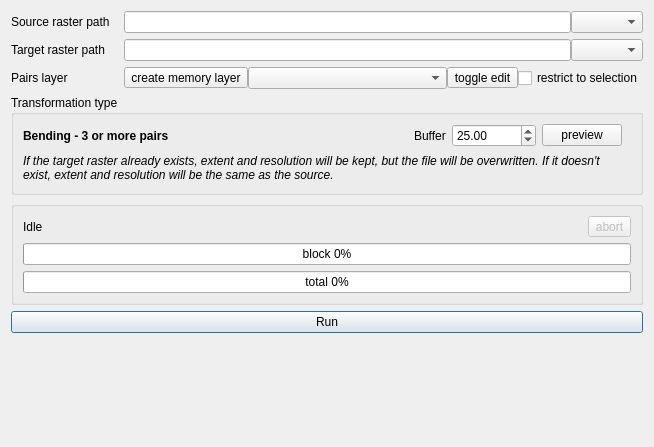
The window that ui_main.ui (olivierdalang/RasterBender) describes before a commit, drawn with Qt 5.
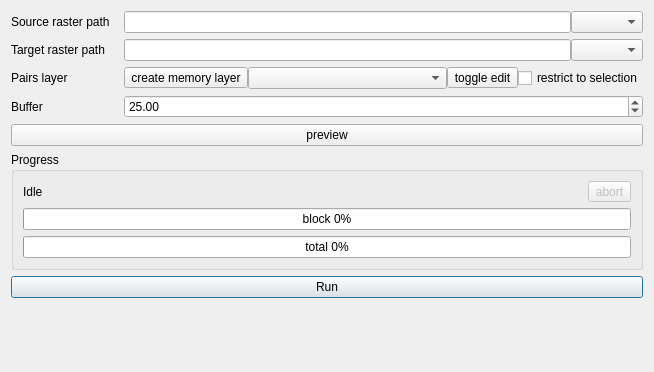
The same window after the commit. The open tabs and pages were chosen to show the change. Icons and pictures are not drawn.

Commit message: remove transform type stuff and (keep only bendingtransform)

Diff of the .ui file:
```diff
--- a/ui_main.ui
+++ b/ui_main.ui
@@ -7,7 +7,7 @@
     <x>0</x>
     <y>0</y>
     <width>654</width>
-    <height>447</height>
+    <height>372</height>
    </rect>
   </property>
   <property name="sizePolicy">
@@ -147,140 +147,7 @@
      </item>
     </layout>
    </item>
-   <item row="4" column="0" colspan="2">
-    <widget class="QGroupBox" name="groupBox_2">
-     <property name="sizePolicy">
-      <sizepolicy hsizetype="Preferred" vsizetype="MinimumExpanding">
-       <horstretch>0</horstretch>
-       <verstretch>0</verstretch>
-      </sizepolicy>
-     </property>
-     <property name="minimumSize">
-      <size>
-       <width>0</width>
-       <height>100</height>
-      </size>
-     </property>
-     <property name="title">
-      <string>Transformation type</string>
-     </property>
-     <layout class="QHBoxLayout" name="horizontalLayout_4">
-      <item>
-       <widget class="QStackedWidget" name="stackedWidget">
-        <property name="currentIndex">
-         <number>2</number>
-        </property>
-        <widget class="QWidget" name="page_0">
-         <layout class="QHBoxLayout" name="horizontalLayout_7">
-          <property name="margin">
-           <number>0</number>
-          </property>
-          <item>
-           <widget class="QLabel" name="label_8">
-            <property name="font">
-             <font>
-              <weight>75</weight>
-              <bold>true</bold>
-             </font>
-            </property>
-            <property name="text">
-             <string>Invalid. Please define pairs by creating lines in the pairs layers (and select some of them if working on selection only).</string>
-            </property>
-            <property name="textFormat">
-             <enum>Qt::AutoText</enum>
-            </property>
-            <property name="wordWrap">
-             <bool>true</bool>
-            </property>
-           </widget>
-          </item>
-         </layout>
-        </widget>
-        <widget class="QWidget" name="page_1">
-         <layout class="QHBoxLayout" name="horizontalLayout_6">
-          <property name="margin">
-           <number>0</number>
-          </property>
-          <item>
-           <widget class="QLabel" name="label_6">
-            <property name="font">
-             <font>
-              <weight>75</weight>
-              <bold>true</bold>
-             </font>
-            </property>
-            <property name="text">
-             <string>Translation (creates a world file) - exactly 1 pair.</string>
-            </property>
-            <property name="wordWrap">
-             <bool>true</bool>
-            </property>
-           </widget>
-          </item>
-         </layout>
-        </widget>
-        <widget class="QWidget" name="page_2">
-         <layout class="QHBoxLayout" name="horizontalLayout_5">
-          <property name="margin">
-           <number>0</number>
-          </property>
-          <item>
-           <widget class="QLabel" name="label_7">
-            <property name="font">
-             <font>
-              <weight>75</weight>
-              <bold>true</bold>
-             </font>
-            </property>
-            <property name="text">
-             <string>Linear (creates a world file) - exactly 2 pairs</string>
-            </property>
-           </widget>
-          </item>
-         </layout>
-        </widget>
-        <widget class="QWidget" name="page_3">
-         <layout class="QHBoxLayout" name="horizontalLayout_9">
-          <property name="leftMargin">
-           <number>0</number>
-          </property>
-          <property name="topMargin">
-           <number>0</number>
-          </property>
-          <property name="bottomMargin">
-           <number>0</number>
-          </property>
-          <item>
-           <layout class="QVBoxLayout" name="verticalLayout_2">
-            <item>
-             <layout class="QHBoxLayout" name="horizontalLayout">
-              <item>
-               <widget class="QLabel" name="label_9">
-                <property name="font">
-                 <font>
-                  <weight>75</weight>
-                  <bold>true</bold>
-                 </font>
-                </property>
-                <property name="text">
-                 <string>Bending - 3 or more pairs</string>
-                </property>
-               </widget>
-              </item>
-              <item>
-               <spacer name="horizontalSpacer">
-                <property name="orientation">
-                 <enum>Qt::Horizontal</enum>
-                </property>
-                <property name="sizeHint" stdset="0">
-                 <size>
-                  <width>148</width>
-                  <height>20</height>
-                 </size>
-                </property>
-               </spacer>
-              </item>
-              <item>
+   <item row="4" column="0">
                <widget class="QLabel" name="label_3">
                 <property name="enabled">
                  <bool>true</bool>
@@ -299,7 +166,7 @@
                 </property>
                </widget>
               </item>
-              <item>
+   <item row="4" column="1">
                <widget class="QDoubleSpinBox" name="bufferSpinBox">
                 <property name="enabled">
                  <bool>true</bool>
@@ -318,7 +185,7 @@
                 </property>
                </widget>
               </item>
-              <item>
+   <item row="5" column="0" colspan="2">
                <widget class="QPushButton" name="previewButton">
                 <property name="enabled">
                  <bool>true</bool>
@@ -328,34 +195,10 @@
                 </property>
                </widget>
               </item>
-             </layout>
-            </item>
-            <item>
-             <widget class="QLabel" name="label_4">
-              <property name="styleSheet">
-               <string notr="true">font-style: italic;</string>
-              </property>
-              <property name="text">
-               <string>If the target raster already exists, extent and resolution will be kept, but the file will be overwritten. If it doesn't exist, extent and resolution will be the same as the source.</string>
-              </property>
-              <property name="wordWrap">
-               <bool>true</bool>
-              </property>
-             </widget>
-            </item>
-           </layout>
-          </item>
-         </layout>
-        </widget>
-       </widget>
-      </item>
-     </layout>
-    </widget>
-   </item>
-   <item row="6" column="0" colspan="2">
+   <item row="7" column="0" colspan="2">
     <widget class="QGroupBox" name="groupBox">
      <property name="title">
-      <string/>
+      <string>Progress</string>
      </property>
      <layout class="QVBoxLayout" name="verticalLayout">
       <item>
@@ -408,20 +251,7 @@
      </layout>
     </widget>
    </item>
-   <item row="8" column="0">
-    <spacer name="verticalSpacer">
-     <property name="orientation">
-      <enum>Qt::Vertical</enum>
-     </property>
-     <property name="sizeHint" stdset="0">
-      <size>
-       <width>0</width>
-       <height>0</height>
-      </size>
-     </property>
-    </spacer>
-   </item>
-   <item row="7" column="0" colspan="2">
+   <item row="8" column="0" colspan="2">
     <widget class="QPushButton" name="runButton">
      <property name="text">
       <string>Run</string>
@@ -431,6 +261,32 @@
      </property>
     </widget>
    </item>
+   <item row="10" column="0">
+    <spacer name="verticalSpacer">
+     <property name="orientation">
+      <enum>Qt::Vertical</enum>
+     </property>
+     <property name="sizeHint" stdset="0">
+      <size>
+       <width>0</width>
+       <height>0</height>
+      </size>
+     </property>
+    </spacer>
+   </item>
+   <item row="9" column="0" colspan="2">
+    <spacer name="verticalSpacer_2">
+     <property name="orientation">
+      <enum>Qt::Vertical</enum>
+     </property>
+     <property name="sizeHint" stdset="0">
+      <size>
+       <width>20</width>
+       <height>40</height>
+      </size>
+     </property>
+    </spacer>
+   </item>
   </layout>
  </widget>
  <resources/>
```
Lines whose indentation alone changed are shown as unchanged. The commit also changes 2 other files.
